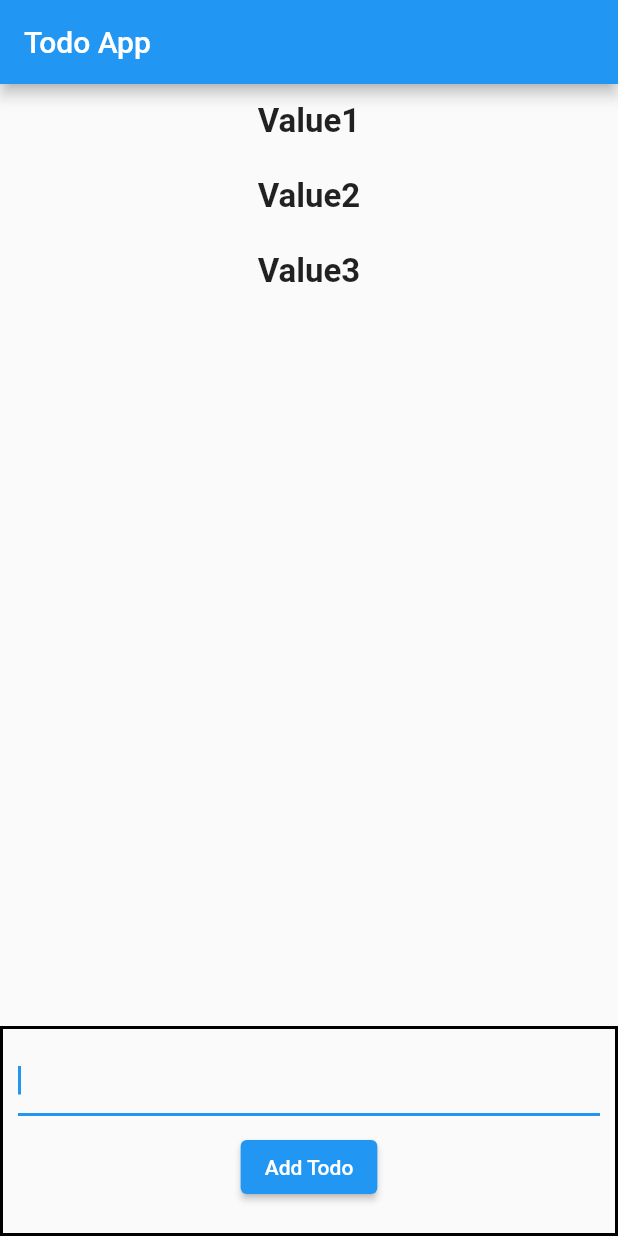
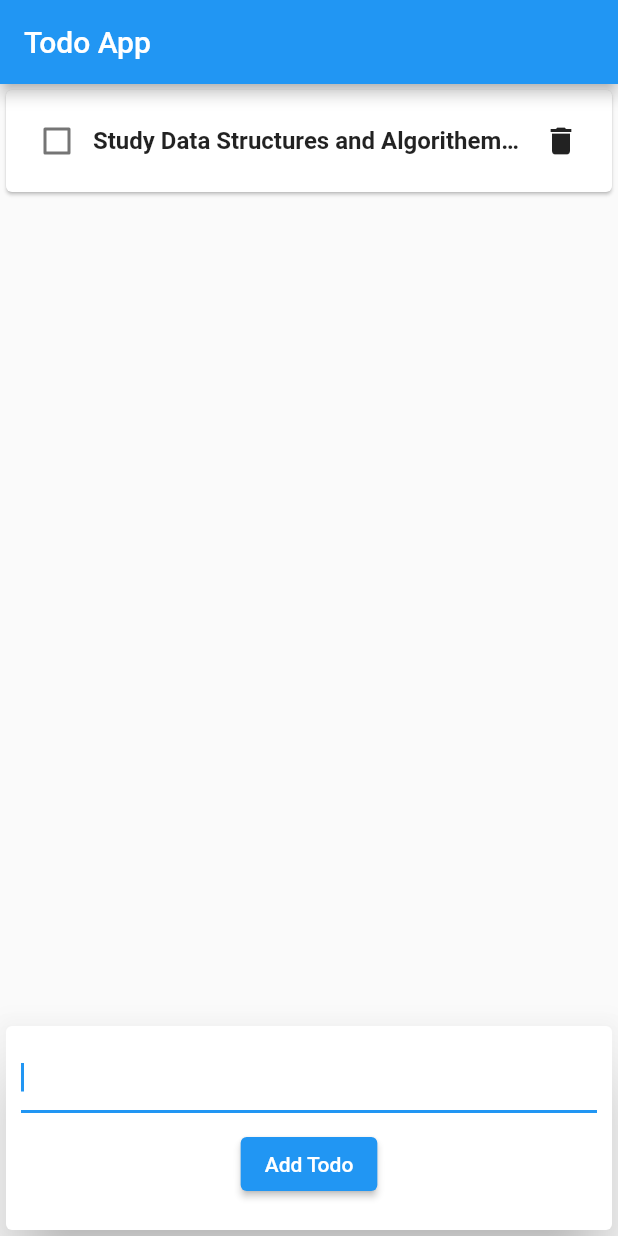
Before and after one commit to ahmedmagdy492/todo, a Flutter app: the screen it shows after launch, on a phone screen of 412 x 824 dp. Run offline on Flutter 3.47's test engine with Material 2 defaults, Android fonts, the phone set to English and light mode, and no system bars.

Commit message:
enhanced the UI

```diff
--- a/lib/addTodo.dart
+++ b/lib/addTodo.dart
@@ -1,4 +1,6 @@
 import 'package:flutter/material.dart';
+
+import 'todo.dart';
 
 class AddTodo extends StatefulWidget {
   final Function _addTodo;
@@ -23,10 +25,8 @@ class _AddTodoState extends State<AddTodo> {
 
   @override
   Widget build(BuildContext context) {
-    return Container(
-      decoration: BoxDecoration(
-          border: Border.all(
-              color: Colors.black, width: 2, style: BorderStyle.solid)),
+    return Card(
+      elevation: 20,
       child: Column(
         children: [
           Padding(
@@ -43,7 +43,8 @@ class _AddTodoState extends State<AddTodo> {
                 String txt = _controller.text;
                 if (_controller.text != "") {
                   _controller.text = "";
-                  _addTodo(txt);
+                  _addTodo(
+                      Todo(title: txt, status: false, date: DateTime.now()));
                 }
               },
               child: Text("Add Todo"),
--- a/lib/mainTodo.dart
+++ b/lib/mainTodo.dart
@@ -1,6 +1,9 @@
 import 'package:flutter/material.dart';
+import 'package:intl/intl.dart';
 import 'package:todo/addTodo.dart';
+import 'package:todo/todo.dart';
 import 'package:todo/todoList.dart';
+import 'package:intl/intl_browser.dart';
 
 class MainTodo extends StatefulWidget {
   @override
@@ -8,18 +11,42 @@ class MainTodo extends StatefulWidget {
 }
 
 class _MainTodoState extends State<MainTodo> {
-  final List<String> _todos = ["Value1", "Value2", "Value3"];
+  final List<Todo> _todos = [
+    Todo(
+        id: "12348",
+        title: "Study Data Structures and Algorithems: Grokking Algorithems",
+        date: DateTime.now(),
+        status: false),
+  ];
 
-  void _addTodo(String value) {
+  void _deleteTodo(String id) {
     setState(() {
-      _todos.add(value);
+      Todo todo = _todos.where((element) => element.id == id).first;
+      _todos.remove(todo);
+    });
+  }
+
+  void _changeStatus(bool value, String id) {
+    setState(() {
+      Todo todo = _todos.where((element) => element.id == id).first;
+      todo.status = value;
+    });
+  }
+
+  void _addTodo(Todo todo) {
+    setState(() {
+      todo.id = DateFormat().format(DateTime.now());
+      _todos.add(todo);
     });
   }
 
   @override
   Widget build(BuildContext context) {
     return Column(
-      children: [TodoList(_todos), AddTodo(_addTodo)],
+      children: [
+        TodoList(_todos, _deleteTodo, _changeStatus),
+        AddTodo(_addTodo)
+      ],
     );
   }
 }
--- /dev/null
+++ b/lib/todo.dart
@@ -0,0 +1,8 @@
+class Todo {
+  String id;
+  String title;
+  DateTime date;
+  bool status;
+
+  Todo({this.id, this.title, this.date, this.status});
+}
--- a/lib/todoList.dart
+++ b/lib/todoList.dart
@@ -1,9 +1,12 @@
 import 'package:flutter/material.dart';
+import 'package:todo/todo.dart';
 
 class TodoList extends StatelessWidget {
-  final List<String> _todos;
+  final List<Todo> _todos;
+  final Function _deleteTodo;
+  final Function _changeStatus;
 
-  TodoList(this._todos);
+  TodoList(this._todos, this._deleteTodo, this._changeStatus);
 
   @override
   Widget build(BuildContext context) {
@@ -11,12 +14,32 @@ class TodoList extends StatelessWidget {
       child: ListView(
         children: [
           ..._todos.map(
-            (e) => Container(
-              alignment: Alignment.center,
-              height: 50,
-              child: Text(
-                e,
-                style: TextStyle(fontSize: 22, fontWeight: FontWeight.bold),
+            (todo) => Card(
+              child: Container(
+                padding: EdgeInsets.all(10),
+                child: Row(
+                  children: [
+                    Checkbox(
+                        value: todo.status,
+                        onChanged: (val) => _changeStatus(val, todo.id)),
+                    Expanded(
+                      child: Tooltip(
+                        message: todo.title,
+                        child: Text(
+                          todo.title,
+                          maxLines: 1,
+                          overflow: TextOverflow.ellipsis,
+                          style: TextStyle(
+                              fontSize: 16, fontWeight: FontWeight.bold),
+                        ),
+                      ),
+                    ),
+                    IconButton(
+                      onPressed: () => _deleteTodo(todo.id),
+                      icon: Icon(Icons.delete),
+                    )
+                  ],
+                ),
               ),
             ),
           )
--- a/pubspec.yaml
+++ b/pubspec.yaml
@@ -18,7 +18,7 @@ publish_to: 'none' # Remove this line if you wish to publish to pub.dev
 version: 1.0.0+1
 
 environment:
-  sdk: ">=2.15.1 <3.0.0"
+  sdk: ">=2.11.1 <3.0.0"
 
 # Dependencies specify other packages that your package needs in order to work.
 # To automatically upgrade your package dependencies to the latest versions
@@ -29,6 +29,7 @@ environment:
 dependencies:
   flutter:
     sdk: flutter
+  intl: ^0.17.0
 
 
   # The following adds the Cupertino Icons font to your application.
```
Also changed, not shown: pubspec.lock.
